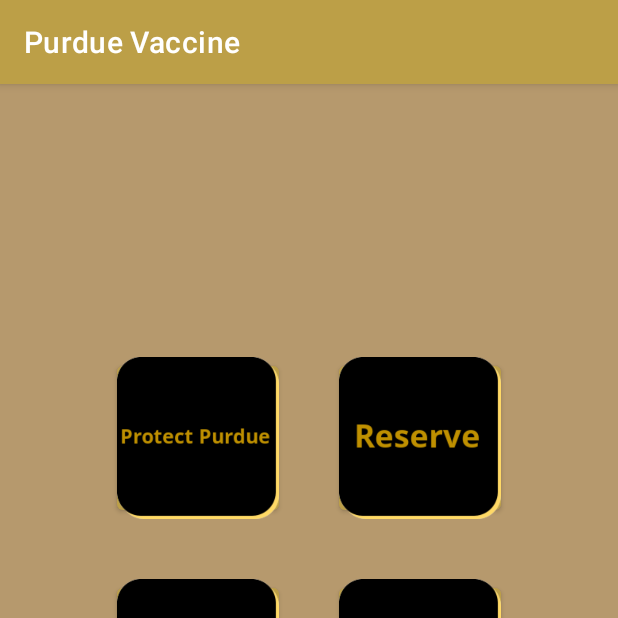
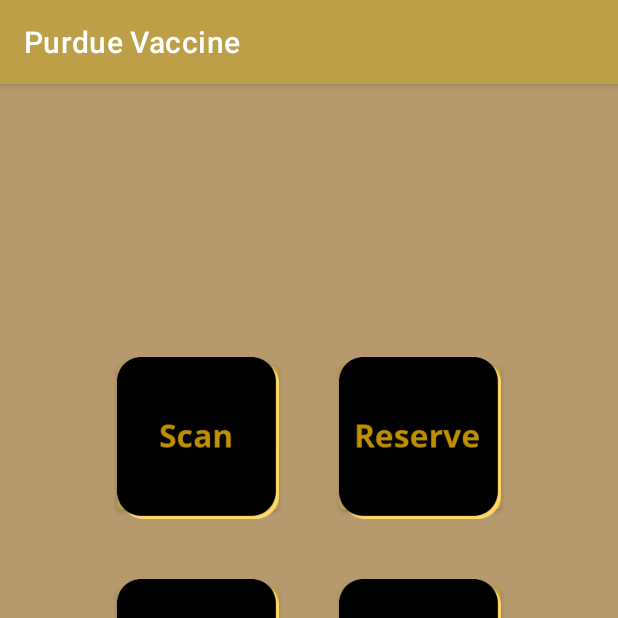
Before and after one commit to jiajack001/CNIT425_BlackBoardReborn, an Android app: the screen it shows after launch once a user with an empty profile is signed in (Menu), on a phone screen of 412 x 824 dp, the top half of it. Run offline under Robolectric (Android 15) with nearby library versions, the phone set to English and light mode, and no system bars; our stand-ins replace Firebase (no records; nobody signed in at launch, a user with empty details on screens opened directly).

Commit message:
Update Project

```diff
--- a/app/build.gradle
+++ b/app/build.gradle
@@ -8,7 +8,7 @@
     buildToolsVersion "30.0.2"
 
     defaultConfig {
-        applicationId "com.cnit355.cnit425_blackboard"
+        applicationId "com.cnit425.cnit425_blackboard"
         minSdkVersion 24
         targetSdkVersion 30
         versionCode 1
--- a/app/src/main/AndroidManifest.xml
+++ b/app/src/main/AndroidManifest.xml
@@ -1,5 +1,6 @@
 <?xml version="1.0" encoding="utf-8"?>
 <manifest xmlns:android="http://schemas.android.com/apk/res/android"
+    xmlns:tools="http://schemas.android.com/tools"
     package="com.cnit425.cnit425_blackboard">
     <!--
          The ACCESS_COARSE/FINE_LOCATION permissions are not required to use
@@ -38,7 +39,9 @@
 
         <activity android:name=".RegistrationLocation" />
         <activity android:name=".RegistrationTimeTicket" />
-        <activity android:name=".Menu" />
+        <activity android:name=".Menu"
+            android:screenOrientation="fullSensor"
+            tools:replace="screenOrientation"/>
         <activity android:name=".MainActivity">
             <intent-filter>
                 <action android:name="android.intent.action.MAIN" />
--- a/app/src/main/java/com/cnit425/cnit425_blackboard/ReportIssues.java
+++ b/app/src/main/java/com/cnit425/cnit425_blackboard/ReportIssues.java
@@ -45,7 +45,7 @@
         long timelog = (new Date()).getTime();
 
         //create a new uid for report
-        String report_id = email + timelog;
+        String report_id = uid + timelog;
 
         //push data into database
         mReportRef.child(report_id).child("email").setValue(email);
--- a/app/src/main/res/layout/activity_menu.xml
+++ b/app/src/main/res/layout/activity_menu.xml
@@ -27,7 +27,7 @@
                 android:layout_height="108dp"
                 android:layout_marginStart="20dp"
                 android:layout_marginEnd="20dp"
-                android:foreground="@drawable/button_protect_purdue"
+                android:foreground="@drawable/button_scan"
                 android:onClick="btnScanOnClick" />
 
             <Button
--- a/app/src/main/res/values-night/themes.xml
+++ b/app/src/main/res/values-night/themes.xml
@@ -2,13 +2,13 @@
     <!-- Base application theme. -->
     <style name="Theme.CNIT425_BlackBoard" parent="Theme.MaterialComponents.DayNight.DarkActionBar">
         <!-- Primary brand color. -->
-        <item name="colorPrimary">@color/black</item>
-        <item name="colorPrimaryVariant">@color/black</item>
-        <item name="colorOnPrimary">@color/black</item>
+        <item name="colorPrimary">#BC9F47</item>
+        <item name="colorPrimaryVariant">#BC9F47</item>
+        <item name="colorOnPrimary">#BC9F47</item>
         <!-- Secondary brand color. -->
         <item name="colorSecondary">@color/teal_200</item>
         <item name="colorSecondaryVariant">@color/teal_200</item>
-        <item name="colorOnSecondary">@color/black</item>
+        <item name="colorOnSecondary">#BC9F47</item>
         <!-- Status bar color. -->
         <item name="android:statusBarColor" tools:targetApi="l">?attr/colorPrimaryVariant</item>
         <!-- Customize your theme here. -->
--- a/app/src/main/res/values/themes.xml
+++ b/app/src/main/res/values/themes.xml
@@ -3,12 +3,12 @@
     <style name="Theme.CNIT425_BlackBoard" parent="Theme.MaterialComponents.DayNight.DarkActionBar">
         <!-- Primary brand color. -->
         <item name="colorPrimary">#BC9F47</item>
-        <item name="colorPrimaryVariant">@color/black</item>
+        <item name="colorPrimaryVariant">#BC9F47</item>
         <item name="colorOnPrimary">@color/white</item>
         <!-- Secondary brand color. -->
         <item name="colorSecondary">@color/teal_200</item>
         <item name="colorSecondaryVariant">@color/teal_700</item>
-        <item name="colorOnSecondary">@color/black</item>
+        <item name="colorOnSecondary">#BC9F47</item>
         <!-- Status bar color. -->
         <item name="android:statusBarColor" tools:targetApi="l">?attr/colorPrimaryVariant</item>
         <!-- Customize your theme here. -->
```
Also changed, not shown: app/src/main/java/com/cnit425/cnit425_blackboard/MainActivity.java (+27 -2 lines), app/src/main/java/com/cnit425/cnit425_blackboard/Menu.java (+11 -2 lines), app/src/main/java/com/cnit425/cnit425_blackboard/TimeSlotArrayAdapter.java (+6 -1 lines), app/src/main/res/drawable-v24/button_scan.png (added), 1 other file.
